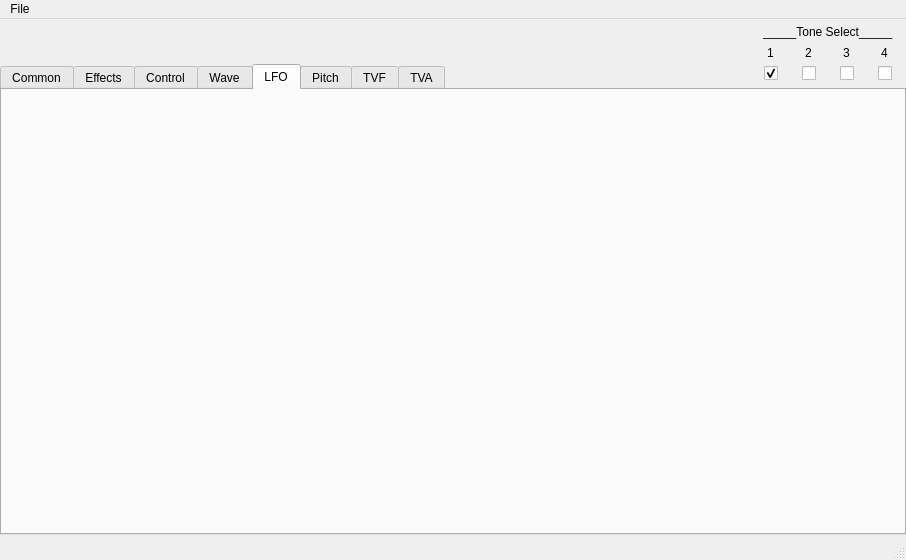
The window that ui/jv1080-qtcreator.ui (LloydDM/JV1080) describes before a commit, drawn with Qt 5.
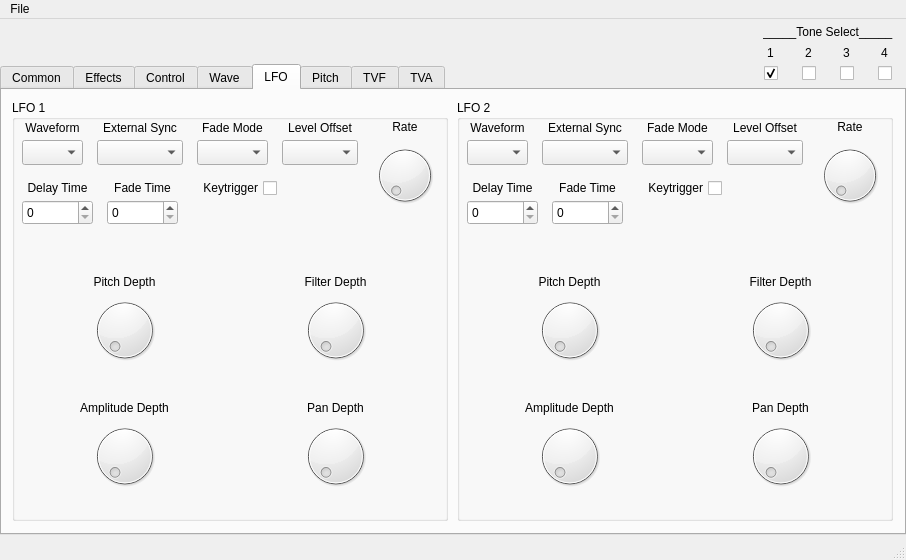
The same window after the commit. The open tabs and pages were chosen to show the change.

Commit message: LFO Tab

What changed in the file:
```diff
--- a/ui/jv1080-qtcreator.ui
+++ b/ui/jv1080-qtcreator.ui
@@ -1931,6 +1931,692 @@
      <attribute name="title">
       <string>LFO</string>
      </attribute>
+     <widget class="QGroupBox" name="groupBox_lfo1">
+      <property name="geometry">
+       <rect>
+        <x>10</x>
+        <y>10</y>
+        <width>436</width>
+        <height>421</height>
+       </rect>
+      </property>
+      <property name="title">
+       <string>LFO 1</string>
+      </property>
+      <widget class="QLabel" name="label_lfo1waveform">
+       <property name="geometry">
+        <rect>
+         <x>10</x>
+         <y>20</y>
+         <width>61</width>
+         <height>16</height>
+        </rect>
+       </property>
+       <property name="text">
+        <string>Waveform</string>
+       </property>
+       <property name="alignment">
+        <set>Qt::AlignCenter</set>
+       </property>
+      </widget>
+      <widget class="QComboBox" name="comboBox_lfo1waveform">
+       <property name="geometry">
+        <rect>
+         <x>10</x>
+         <y>40</y>
+         <width>61</width>
+         <height>25</height>
+        </rect>
+       </property>
+      </widget>
+      <widget class="QCheckBox" name="checkBox_lfo1keytrigger">
+       <property name="geometry">
+        <rect>
+         <x>180</x>
+         <y>80</y>
+         <width>85</width>
+         <height>16</height>
+        </rect>
+       </property>
+       <property name="layoutDirection">
+        <enum>Qt::RightToLeft</enum>
+       </property>
+       <property name="text">
+        <string>Keytrigger</string>
+       </property>
+      </widget>
+      <widget class="QWidget" name="gridLayoutWidget_2">
+       <property name="geometry">
+        <rect>
+         <x>10</x>
+         <y>175</y>
+         <width>416</width>
+         <height>236</height>
+        </rect>
+       </property>
+       <layout class="QGridLayout" name="gridLayout_3">
+        <item row="6" column="1">
+         <widget class="QLabel" name="label_lfo1pandepthvalue">
+          <property name="text">
+           <string/>
+          </property>
+          <property name="alignment">
+           <set>Qt::AlignCenter</set>
+          </property>
+         </widget>
+        </item>
+        <item row="6" column="0">
+         <widget class="QLabel" name="label_lfo1amplitudedepthvalue">
+          <property name="text">
+           <string/>
+          </property>
+          <property name="alignment">
+           <set>Qt::AlignCenter</set>
+          </property>
+         </widget>
+        </item>
+        <item row="0" column="1">
+         <widget class="QLabel" name="label_lfo1filterdepth">
+          <property name="text">
+           <string>Filter Depth</string>
+          </property>
+          <property name="alignment">
+           <set>Qt::AlignCenter</set>
+          </property>
+         </widget>
+        </item>
+        <item row="5" column="0">
+         <widget class="QDial" name="dial_lfo1amplitudedepth"/>
+        </item>
+        <item row="1" column="1">
+         <widget class="QDial" name="dial_lfo1filterdepth"/>
+        </item>
+        <item row="4" column="0">
+         <widget class="QLabel" name="label_lfo1amplitudedepth">
+          <property name="text">
+           <string>Amplitude Depth</string>
+          </property>
+          <property name="alignment">
+           <set>Qt::AlignCenter</set>
+          </property>
+         </widget>
+        </item>
+        <item row="0" column="0">
+         <widget class="QLabel" name="label_lfo1pitchdepth">
+          <property name="text">
+           <string>Pitch Depth</string>
+          </property>
+          <property name="alignment">
+           <set>Qt::AlignCenter</set>
+          </property>
+         </widget>
+        </item>
+        <item row="4" column="1">
+         <widget class="QLabel" name="label_lfo1pandepth">
+          <property name="text">
+           <string>Pan Depth</string>
+          </property>
+          <property name="alignment">
+           <set>Qt::AlignCenter</set>
+          </property>
+         </widget>
+        </item>
+        <item row="2" column="0">
+         <widget class="QLabel" name="label_lfo1pitchdepthvalue">
+          <property name="text">
+           <string/>
+          </property>
+          <property name="alignment">
+           <set>Qt::AlignCenter</set>
+          </property>
+         </widget>
+        </item>
+        <item row="5" column="1">
+         <widget class="QDial" name="dial_lfo1pandepth"/>
+        </item>
+        <item row="1" column="0">
+         <widget class="QDial" name="dial_lfo1pitchdepth"/>
+        </item>
+        <item row="2" column="1">
+         <widget class="QLabel" name="label_lfo1filterdepthvalue">
+          <property name="text">
+           <string/>
+          </property>
+          <property name="alignment">
+           <set>Qt::AlignCenter</set>
+          </property>
+         </widget>
+        </item>
+        <item row="3" column="0">
+         <spacer name="verticalSpacer_4">
+          <property name="orientation">
+           <enum>Qt::Vertical</enum>
+          </property>
+          <property name="sizeHint" stdset="0">
+           <size>
+            <width>20</width>
+            <height>40</height>
+           </size>
+          </property>
+         </spacer>
+        </item>
+       </layout>
+      </widget>
+      <widget class="QWidget" name="verticalLayoutWidget">
+       <property name="geometry">
+        <rect>
+         <x>360</x>
+         <y>20</y>
+         <width>66</width>
+         <height>111</height>
+        </rect>
+       </property>
+       <layout class="QVBoxLayout" name="verticalLayout">
+        <item>
+         <widget class="QLabel" name="label_lfo1rate">
+          <property name="contextMenuPolicy">
+           <enum>Qt::DefaultContextMenu</enum>
+          </property>
+          <property name="text">
+           <string>Rate</string>
+          </property>
+          <property name="alignment">
+           <set>Qt::AlignCenter</set>
+          </property>
+         </widget>
+        </item>
+        <item>
+         <widget class="QDial" name="dial_lfo1rate"/>
+        </item>
+        <item>
+         <widget class="QLabel" name="label_lfo1ratevalue">
+          <property name="contextMenuPolicy">
+           <enum>Qt::DefaultContextMenu</enum>
+          </property>
+          <property name="text">
+           <string/>
+          </property>
+          <property name="alignment">
+           <set>Qt::AlignCenter</set>
+          </property>
+         </widget>
+        </item>
+       </layout>
+      </widget>
+      <widget class="QLabel" name="label_lfo1externalsync">
+       <property name="geometry">
+        <rect>
+         <x>85</x>
+         <y>20</y>
+         <width>86</width>
+         <height>16</height>
+        </rect>
+       </property>
+       <property name="text">
+        <string>External Sync</string>
+       </property>
+       <property name="alignment">
+        <set>Qt::AlignCenter</set>
+       </property>
+      </widget>
+      <widget class="QComboBox" name="comboBox_lfo1externalsync">
+       <property name="geometry">
+        <rect>
+         <x>85</x>
+         <y>40</y>
+         <width>86</width>
+         <height>25</height>
+        </rect>
+       </property>
+      </widget>
+      <widget class="QLabel" name="label_lfo1fademode">
+       <property name="geometry">
+        <rect>
+         <x>185</x>
+         <y>20</y>
+         <width>71</width>
+         <height>16</height>
+        </rect>
+       </property>
+       <property name="text">
+        <string>Fade Mode</string>
+       </property>
+       <property name="alignment">
+        <set>Qt::AlignCenter</set>
+       </property>
+      </widget>
+      <widget class="QComboBox" name="comboBox_lfo1fademode">
+       <property name="geometry">
+        <rect>
+         <x>185</x>
+         <y>40</y>
+         <width>71</width>
+         <height>25</height>
+        </rect>
+       </property>
+      </widget>
+      <widget class="QLabel" name="label_lfo1leveloffset">
+       <property name="geometry">
+        <rect>
+         <x>270</x>
+         <y>20</y>
+         <width>76</width>
+         <height>16</height>
+        </rect>
+       </property>
+       <property name="text">
+        <string>Level Offset</string>
+       </property>
+       <property name="alignment">
+        <set>Qt::AlignCenter</set>
+       </property>
+      </widget>
+      <widget class="QComboBox" name="comboBox_lfo1leveloffset">
+       <property name="geometry">
+        <rect>
+         <x>270</x>
+         <y>40</y>
+         <width>76</width>
+         <height>25</height>
+        </rect>
+       </property>
+      </widget>
+      <widget class="QLabel" name="label_lfo1delaytime">
+       <property name="geometry">
+        <rect>
+         <x>10</x>
+         <y>80</y>
+         <width>71</width>
+         <height>16</height>
+        </rect>
+       </property>
+       <property name="text">
+        <string>Delay Time</string>
+       </property>
+       <property name="alignment">
+        <set>Qt::AlignCenter</set>
+       </property>
+      </widget>
+      <widget class="QLabel" name="label_lfo1fadetime">
+       <property name="geometry">
+        <rect>
+         <x>95</x>
+         <y>80</y>
+         <width>71</width>
+         <height>16</height>
+        </rect>
+       </property>
+       <property name="text">
+        <string>Fade Time</string>
+       </property>
+       <property name="alignment">
+        <set>Qt::AlignCenter</set>
+       </property>
+      </widget>
+      <widget class="QSpinBox" name="spinBox_lfo1delaytime">
+       <property name="geometry">
+        <rect>
+         <x>10</x>
+         <y>100</y>
+         <width>71</width>
+         <height>25</height>
+        </rect>
+       </property>
+      </widget>
+      <widget class="QSpinBox" name="spinBox_lfo1fadetime">
+       <property name="geometry">
+        <rect>
+         <x>95</x>
+         <y>100</y>
+         <width>71</width>
+         <height>25</height>
+        </rect>
+       </property>
+      </widget>
+     </widget>
+     <widget class="QGroupBox" name="groupBox_lfo2">
+      <property name="geometry">
+       <rect>
+        <x>455</x>
+        <y>10</y>
+        <width>436</width>
+        <height>421</height>
+       </rect>
+      </property>
+      <property name="title">
+       <string>LFO 2</string>
+      </property>
+      <widget class="QLabel" name="label_lfo2waveform">
+       <property name="geometry">
+        <rect>
+         <x>10</x>
+         <y>20</y>
+         <width>61</width>
+         <height>16</height>
+        </rect>
+       </property>
+       <property name="text">
+        <string>Waveform</string>
+       </property>
+       <property name="alignment">
+        <set>Qt::AlignCenter</set>
+       </property>
+      </widget>
+      <widget class="QComboBox" name="comboBox_lfo2waveform">
+       <property name="geometry">
+        <rect>
+         <x>10</x>
+         <y>40</y>
+         <width>61</width>
+         <height>25</height>
+        </rect>
+       </property>
+      </widget>
+      <widget class="QCheckBox" name="checkBox_lfo2keytrigger">
+       <property name="geometry">
+        <rect>
+         <x>180</x>
+         <y>80</y>
+         <width>85</width>
+         <height>16</height>
+        </rect>
+       </property>
+       <property name="layoutDirection">
+        <enum>Qt::RightToLeft</enum>
+       </property>
+       <property name="text">
+        <string>Keytrigger</string>
+       </property>
+      </widget>
+      <widget class="QWidget" name="gridLayoutWidget_4">
+       <property name="geometry">
+        <rect>
+         <x>10</x>
+         <y>175</y>
+         <width>416</width>
+         <height>236</height>
+        </rect>
+       </property>
+       <layout class="QGridLayout" name="gridLayout_6">
+        <item row="6" column="1">
+         <widget class="QLabel" name="label_lfo2pandepthvalue">
+          <property name="text">
+           <string/>
+          </property>
+          <property name="alignment">
+           <set>Qt::AlignCenter</set>
+          </property>
+         </widget>
+        </item>
+        <item row="6" column="0">
+         <widget class="QLabel" name="label_lfo2amplitudedepthvalue">
+          <property name="text">
+           <string/>
+          </property>
+          <property name="alignment">
+           <set>Qt::AlignCenter</set>
+          </property>
+         </widget>
+        </item>
+        <item row="0" column="1">
+         <widget class="QLabel" name="label_lfo2filterdepth">
+          <property name="text">
+           <string>Filter Depth</string>
+          </property>
+          <property name="alignment">
+           <set>Qt::AlignCenter</set>
+          </property>
+         </widget>
+        </item>
+        <item row="5" column="0">
+         <widget class="QDial" name="dial_lfo2amplitudedepth"/>
+        </item>
+        <item row="1" column="1">
+         <widget class="QDial" name="dial_lfo2filterdepth"/>
+        </item>
+        <item row="4" column="0">
+         <widget class="QLabel" name="label_lfo2amplitudedepth">
+          <property name="text">
+           <string>Amplitude Depth</string>
+          </property>
+          <property name="alignment">
+           <set>Qt::AlignCenter</set>
+          </property>
+         </widget>
+        </item>
+        <item row="0" column="0">
+         <widget class="QLabel" name="label_lfo2pitchdepth">
+          <property name="text">
+           <string>Pitch Depth</string>
+          </property>
+          <property name="alignment">
+           <set>Qt::AlignCenter</set>
+          </property>
+         </widget>
+        </item>
+        <item row="4" column="1">
+         <widget class="QLabel" name="label_lfo2pandepth">
+          <property name="text">
+           <string>Pan Depth</string>
+          </property>
+          <property name="alignment">
+           <set>Qt::AlignCenter</set>
+          </property>
+         </widget>
+        </item>
+        <item row="2" column="0">
+         <widget class="QLabel" name="label_lfo2pitchdepthvalue">
+          <property name="text">
+           <string/>
+          </property>
+          <property name="alignment">
+           <set>Qt::AlignCenter</set>
+          </property>
+         </widget>
+        </item>
+        <item row="5" column="1">
+         <widget class="QDial" name="dial_lfo2pandepth"/>
+        </item>
+        <item row="1" column="0">
+         <widget class="QDial" name="dial_lfo2pitchdepth"/>
+        </item>
+        <item row="2" column="1">
+         <widget class="QLabel" name="label_lfo2filterdepthvalue">
+          <property name="text">
+           <string/>
+          </property>
+          <property name="alignment">
+           <set>Qt::AlignCenter</set>
+          </property>
+         </widget>
+        </item>
+        <item row="3" column="0">
+         <spacer name="verticalSpacer_5">
+          <property name="orientation">
+           <enum>Qt::Vertical</enum>
+          </property>
+          <property name="sizeHint" stdset="0">
+           <size>
+            <width>20</width>
+            <height>40</height>
+           </size>
+          </property>
+         </spacer>
+        </item>
+       </layout>
+      </widget>
+      <widget class="QWidget" name="verticalLayoutWidget_2">
+       <property name="geometry">
+        <rect>
+         <x>360</x>
+         <y>20</y>
+         <width>66</width>
+         <height>111</height>
+        </rect>
+       </property>
+       <layout class="QVBoxLayout" name="verticalLayout_2">
+        <item>
+         <widget class="QLabel" name="label_lfo2rate">
+          <property name="contextMenuPolicy">
+           <enum>Qt::DefaultContextMenu</enum>
+          </property>
+          <property name="text">
+           <string>Rate</string>
+          </property>
+          <property name="alignment">
+           <set>Qt::AlignCenter</set>
+          </property>
+         </widget>
+        </item>
+        <item>
+         <widget class="QDial" name="dial_lfo2rate"/>
+        </item>
+        <item>
+         <widget class="QLabel" name="label_lfo2ratevalue">
+          <property name="contextMenuPolicy">
+           <enum>Qt::DefaultContextMenu</enum>
+          </property>
+          <property name="text">
+           <string/>
+          </property>
+          <property name="alignment">
+           <set>Qt::AlignCenter</set>
+          </property>
+         </widget>
+        </item>
+       </layout>
+      </widget>
+      <widget class="QLabel" name="label_lfo2externalsync">
+       <property name="geometry">
+        <rect>
+         <x>85</x>
+         <y>20</y>
+         <width>86</width>
+         <height>16</height>
+        </rect>
+       </property>
+       <property name="text">
+        <string>External Sync</string>
+       </property>
+       <property name="alignment">
+        <set>Qt::AlignCenter</set>
+       </property>
+      </widget>
+      <widget class="QComboBox" name="comboBox_lfo2externalsync">
+       <property name="geometry">
+        <rect>
+         <x>85</x>
+         <y>40</y>
+         <width>86</width>
+         <height>25</height>
+        </rect>
+       </property>
+      </widget>
+      <widget class="QLabel" name="label_lfo2fademode">
+       <property name="geometry">
+        <rect>
+         <x>185</x>
+         <y>20</y>
+         <width>71</width>
+         <height>16</height>
+        </rect>
+       </property>
+       <property name="text">
+        <string>Fade Mode</string>
+       </property>
+       <property name="alignment">
+        <set>Qt::AlignCenter</set>
+       </property>
+      </widget>
+      <widget class="QComboBox" name="comboBox_lfo2fademode">
+       <property name="geometry">
+        <rect>
+         <x>185</x>
+         <y>40</y>
+         <width>71</width>
+         <height>25</height>
+        </rect>
+       </property>
+      </widget>
+      <widget class="QLabel" name="label_lfo2leveloffset">
+       <property name="geometry">
+        <rect>
+         <x>270</x>
+         <y>20</y>
+         <width>76</width>
+         <height>16</height>
+        </rect>
+       </property>
+       <property name="text">
+        <string>Level Offset</string>
+       </property>
+       <property name="alignment">
+        <set>Qt::AlignCenter</set>
+       </property>
+      </widget>
+      <widget class="QComboBox" name="comboBox_lfo2leveloffset">
+       <property name="geometry">
+        <rect>
+         <x>270</x>
+         <y>40</y>
+         <width>76</width>
+         <height>25</height>
+        </rect>
+       </property>
+      </widget>
+      <widget class="QLabel" name="label_lfo2delaytime">
+       <property name="geometry">
+        <rect>
+         <x>10</x>
+         <y>80</y>
+         <width>71</width>
+         <height>16</height>
+        </rect>
+       </property>
+       <property name="text">
+        <string>Delay Time</string>
+       </property>
+       <property name="alignment">
+        <set>Qt::AlignCenter</set>
+       </property>
+      </widget>
+      <widget class="QLabel" name="label_lfo2fadetime">
+       <property name="geometry">
+        <rect>
+         <x>95</x>
+         <y>80</y>
+         <width>71</width>
+         <height>16</height>
+        </rect>
+       </property>
+       <property name="text">
+        <string>Fade Time</string>
+       </property>
+       <property name="alignment">
+        <set>Qt::AlignCenter</set>
+       </property>
+      </widget>
+      <widget class="QSpinBox" name="spinBox_lfo2delaytime">
+       <property name="geometry">
+        <rect>
+         <x>10</x>
+         <y>100</y>
+         <width>71</width>
+         <height>25</height>
+        </rect>
+       </property>
+      </widget>
+      <widget class="QSpinBox" name="spinBox_lfo2fadetime">
+       <property name="geometry">
+        <rect>
+         <x>95</x>
+         <y>100</y>
+         <width>71</width>
+         <height>25</height>
+        </rect>
+       </property>
+      </widget>
+     </widget>
     </widget>
     <widget class="QWidget" name="tab_pitch">
      <attribute name="title">
```
Left out of the diff: 2 changed lines with no effect on the pictures. The commit also changes 4 other files.
